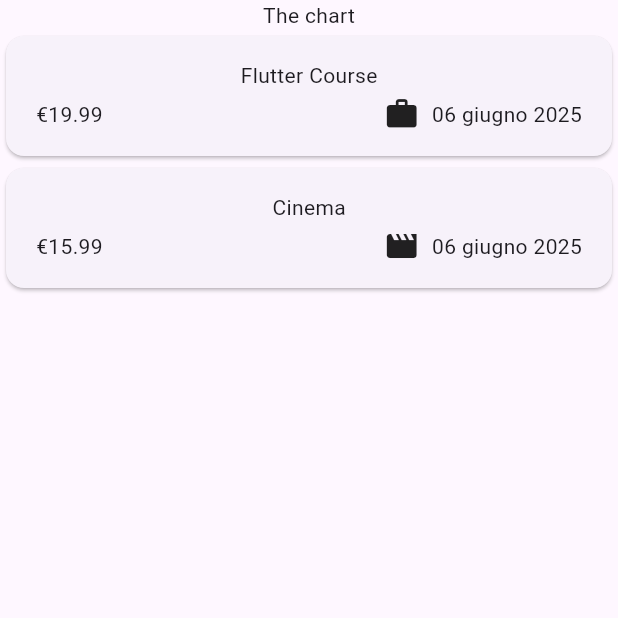
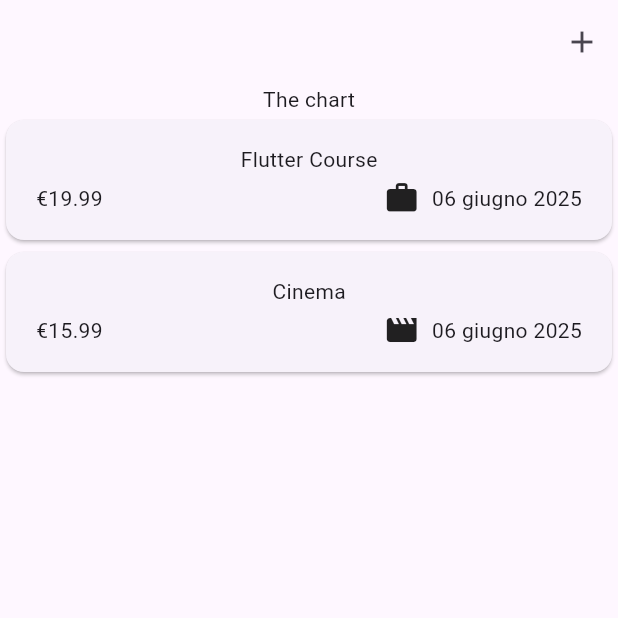
Before and after one commit to salvatoresalanitro/expense_tracker_app, a Flutter app: the screen it shows after launch, on a phone screen of 412 x 824 dp, the top half of it. Run offline on Flutter 3.47's test engine with Material 3 defaults, Android fonts, the phone set to English and light mode, and no system bars.

Commit message:
add appBar

```diff
--- a/lib/widgets/expenses.dart
+++ b/lib/widgets/expenses.dart
@@ -29,10 +29,22 @@ class _ExpensesState extends State<Expenses> {
   @override
   Widget build(BuildContext context) {
     return Scaffold(
+      appBar: AppBar(
+        actions: [
+          IconButton(
+            onPressed: () {},
+            icon: const Icon(Icons.add),
+          ),
+        ],
+      ),
       body: Column(
         children: [
           const Text('The chart'),
-          Expanded(child: ExpensesList(expenses: _registeredExpenses)),
+          Expanded(
+            child: ExpensesList(
+              expenses: _registeredExpenses,
+            ),
+          ),
         ],
       ),
     );
```
